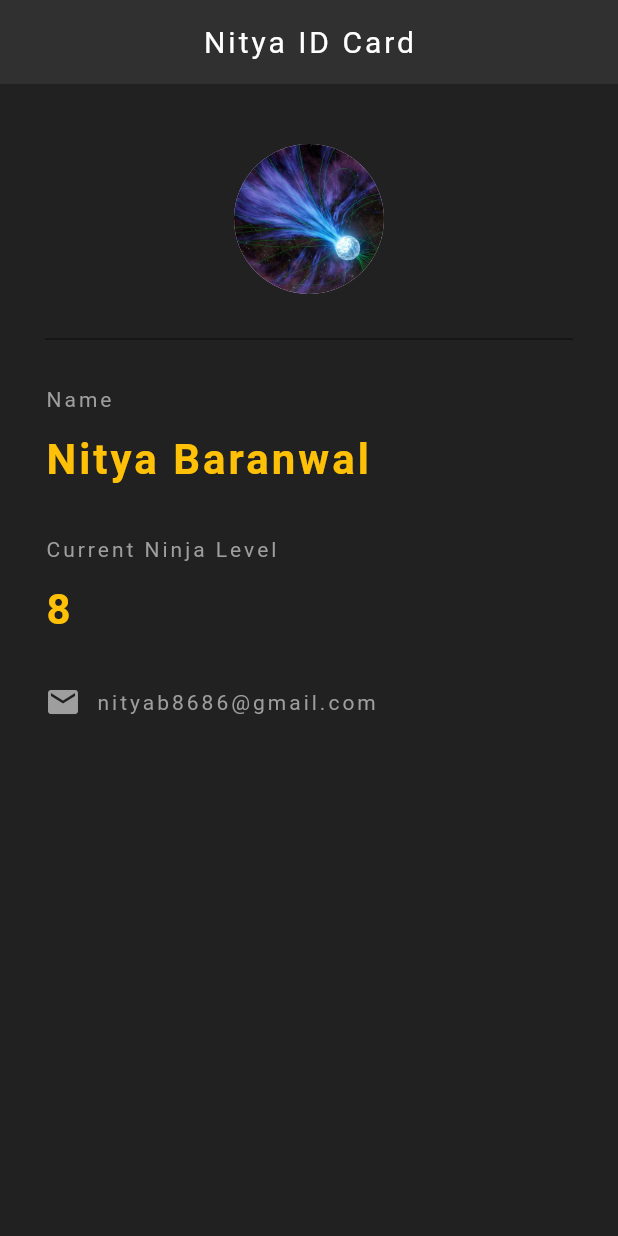
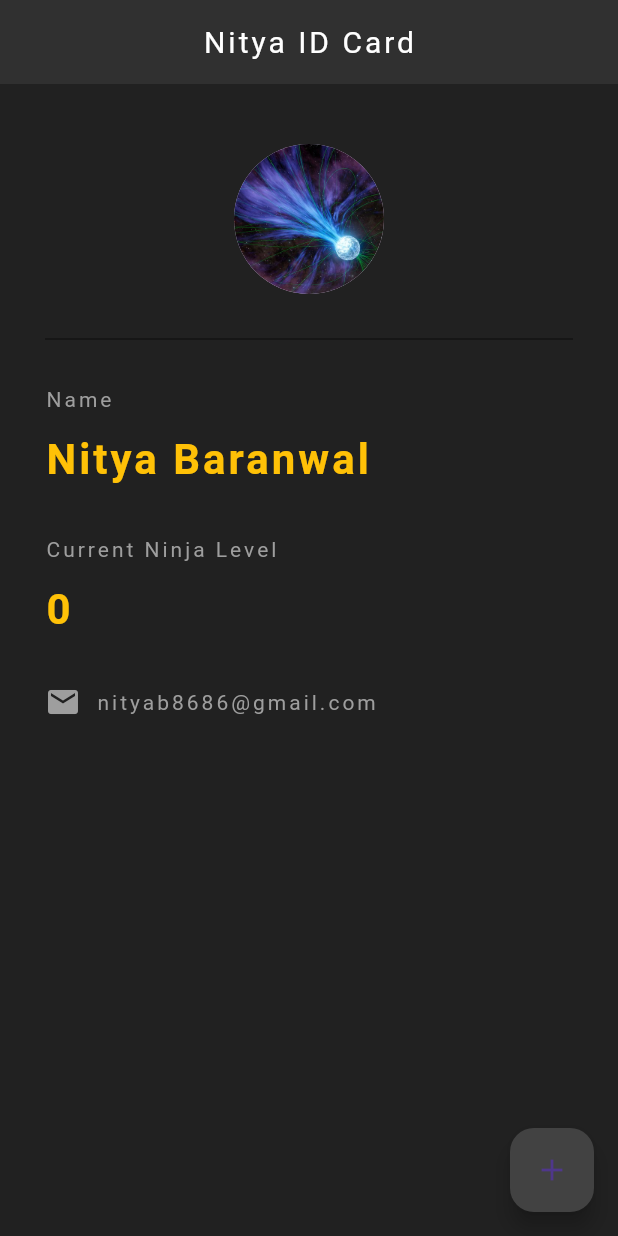
Before and after one commit to Nityakumar1912/Nitya-Card, a Flutter app: the screen it shows after launch, on a phone screen of 412 x 824 dp. Run offline on Flutter 3.47's test engine with Material 3 defaults, Android fonts, the phone set to English and light mode, and no system bars.

Commit message:
This is my Second Commit

```diff
--- a/lib/main.dart
+++ b/lib/main.dart
@@ -4,8 +4,16 @@ void main() => runApp(const MaterialApp(
       home: NityaID(),
     ));
 
-class NityaID extends StatelessWidget {
+class NityaID extends StatefulWidget {
   const NityaID({super.key});
+
+  @override
+  State<NityaID> createState() => _NityaIDState();
+}
+
+class _NityaIDState extends State<NityaID> {
+  int ninjaLevel = 0;
+
   @override
   Widget build(BuildContext context) {
     return Scaffold(
@@ -22,7 +30,16 @@ class NityaID extends StatelessWidget {
         centerTitle: true,
         backgroundColor: Colors.grey[850],
       ),
-      body: const Padding(
+      floatingActionButton: FloatingActionButton(
+        onPressed: () {
+          setState(() {
+            ninjaLevel += 1;
+          });
+        },
+        backgroundColor: Colors.grey[800],
+        child: const Icon(Icons.add),
+      ),
+      body: Padding(
         padding: EdgeInsets.fromLTRB(30.0, 40.0, 30.0, 0.0),
         child: Column(
           // mainAxisAlignment: MainAxisAlignment.start,
@@ -65,7 +82,7 @@ class NityaID extends StatelessWidget {
             //
             SizedBox(height: 10.0),
             //
-            Text("8",
+            Text("$ninjaLevel",
                 style: TextStyle(
                   color: Colors.amber,
                   letterSpacing: 2.0,
```
